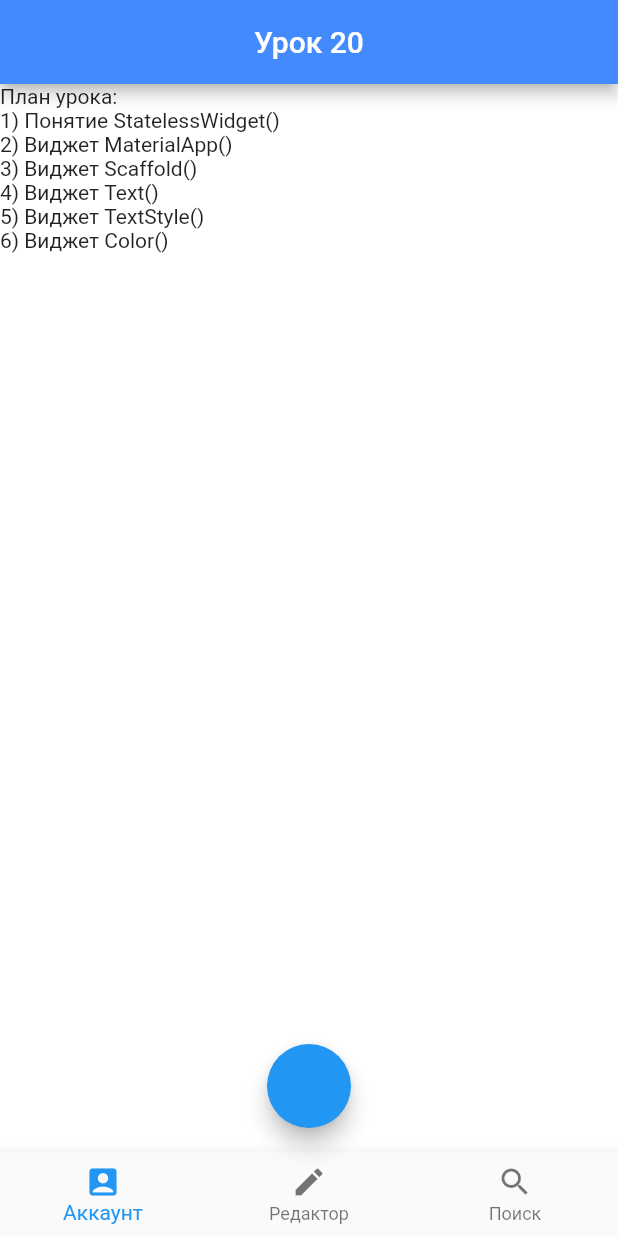
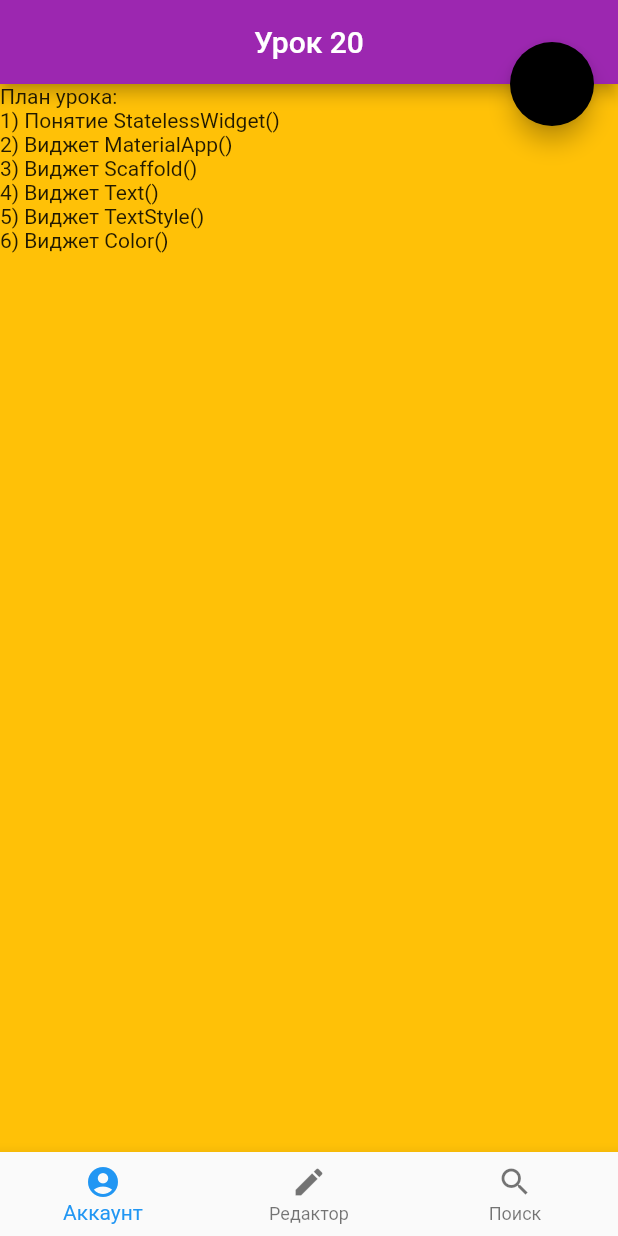
Before and after one commit to kirillnepomiluev/FlutterLessonsStemford, a Flutter app: the screen it shows after launch, on a phone screen of 412 x 824 dp. Run offline on Flutter 3.47's test engine with Material 2 defaults, Android fonts, the phone set to English and light mode, and no system bars.

Commit message:
выравнивание стиля +

```diff
--- a/lib/main.dart
+++ b/lib/main.dart
@@ -24,34 +24,18 @@ class Lessons extends StatelessWidget {
       home: Scaffold(
         // Высокоуровневый виджет, создающий шаблон страницы в стиле Material Design.
 
-        appBar: AppBar(
-          // Свойство, отвечающее за наличие верхнего меню - аппбара. Принимает
-          // в себя виджет AppBar().
 
-          centerTitle: true,
-          // Свойство, отвечающее за расположение заголовка аппбара по центру.
-          // Принимает в себя true или false.
 
-          title: Text(
-            "Урок 20", // Свойство, отвечающее за заголовок аппбара. Принимает
-            // в себя строку с текстом заголовка.
-          ),
-
-          backgroundColor: Colors
-              .blueAccent, // Свойство, отвечающее за цвет аппбара. Принимает
-          // в себя виджет, содержащий цвет.
-        ),
-
-        backgroundColor: Colors.white,
+        backgroundColor: Colors.amber,
         // Свойство, отвечающее за цвет самой страницы.
 
-        floatingActionButton: FloatingActionButton(
+        floatingActionButton: FloatingActionButton( backgroundColor: Colors.black,
           onPressed: () {},
         ),
         // Свойство, отвечающее за добавление кнопки. Принимает в себя виджет
         // FloatingActionButton().
 
-        floatingActionButtonLocation: FloatingActionButtonLocation.centerFloat,
+        floatingActionButtonLocation: FloatingActionButtonLocation.endTop,
         // Свойство, отвечающее за расположение кнопки на экране. Имеет
         // различные конструкторы.
 
@@ -60,7 +44,7 @@ class Lessons extends StatelessWidget {
             // Свойство, отвечающее за добавление нижней навигационной панели.
 
             BottomNavigationBarItem(
-                icon: Icon(Icons.account_box), label: "Аккаунт"),
+                icon: Icon(Icons.account_circle), label: "Аккаунт"),
             // Элементы навигационной панели.
 
             BottomNavigationBarItem(icon: Icon(Icons.edit), label: "Редактор"),
@@ -75,7 +59,23 @@ class Lessons extends StatelessWidget {
           "План урока:\n1) Понятие StatelessWidget()\n2) Виджет MaterialApp()\n3)"
               " Виджет Scaffold()\n4) Виджет Text()\n5) Виджет TextStyle()\n6)"
               " Виджет Color()",
-        ), // Свойство, содержащее в себе тело страницы. Принимает в себя различные виджеты. Для примера, в поместим сюда виджет Text().
+        ),
+        appBar: AppBar(
+          // Свойство, отвечающее за наличие верхнего меню - аппбара. Принимает
+          // в себя виджет AppBar().
+
+          centerTitle: true,
+          // Свойство, отвечающее за расположение заголовка аппбара по центру.
+          // Принимает в себя true или false.
+
+          title: Text(
+            "Урок 20", // Свойство, отвечающее за заголовок аппбара. Принимает
+            // в себя строку с текстом заголовка.
+          ),
+
+          backgroundColor: Colors.purple, // Свойство, отвечающее за цвет аппбара. Принимает
+          // в себя виджет, содержащий цвет.
+        ),// Свойство, содержащее в себе тело страницы. Принимает в себя различные виджеты. Для примера, в поместим сюда виджет Text().
       ),
     );
   }
```
Lines whose indentation alone changed are shown as unchanged.
